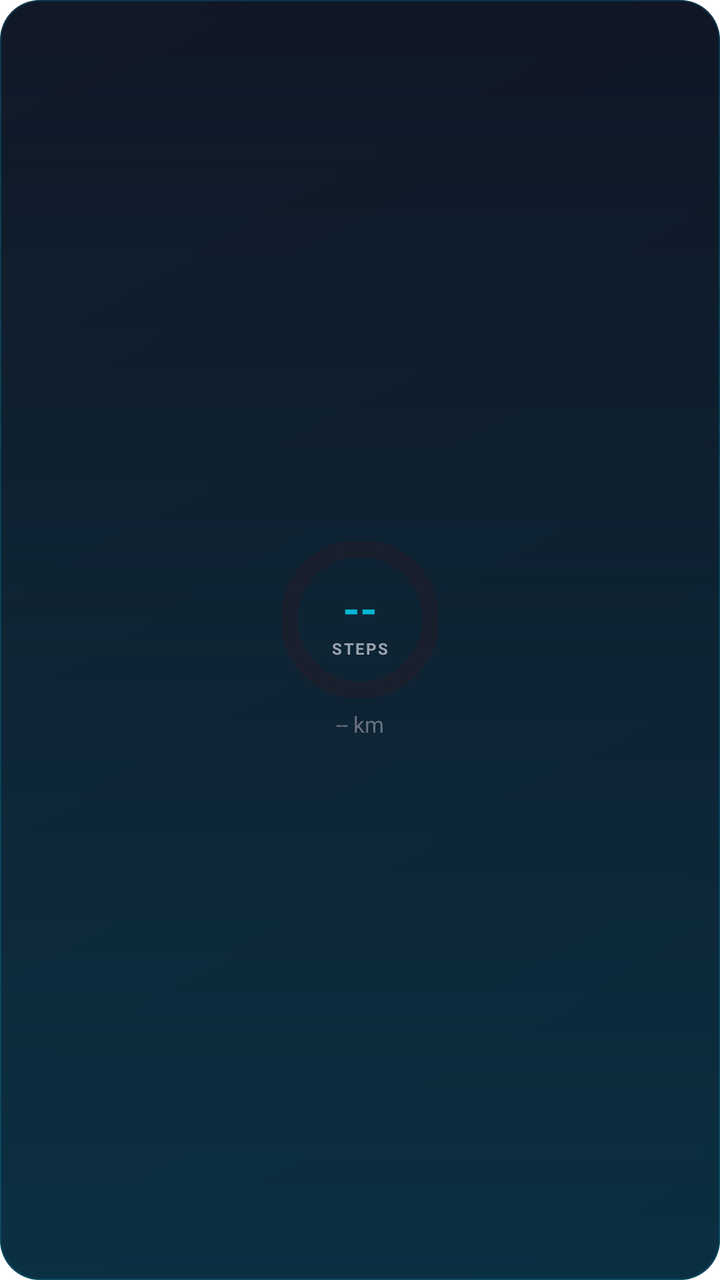
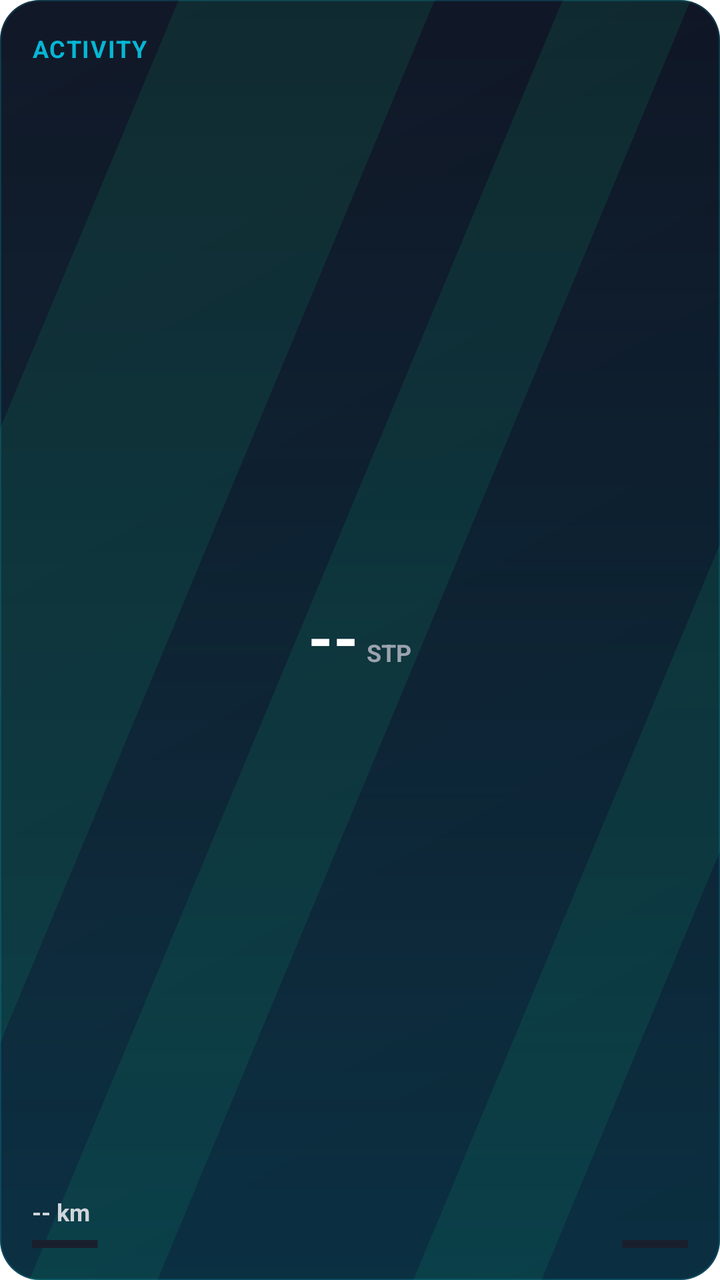

Before-and-after screenshots of an Android layout around one commit, followed by the original layout XML and the change that was made.
<!-- AndroidManifest.xml: fallback theme Theme.MaterialComponents.DayNight.NoActionBar -->
<!-- res/layout/widget_steps.xml -->
<?xml version="1.0" encoding="utf-8"?>
<FrameLayout xmlns:android="http://schemas.android.com/apk/res/android"
    android:id="@+id/widget_root"
    android:layout_width="match_parent"
    android:layout_height="match_parent"
    android:background="@drawable/widget_bg_activity"
    android:padding="16dp">

    <LinearLayout
        android:layout_width="wrap_content"
        android:layout_height="wrap_content"
        android:layout_gravity="center"
        android:gravity="center_horizontal"
        android:orientation="vertical">

        <FrameLayout
            android:layout_width="78dp"
            android:layout_height="78dp">

            <ProgressBar
                android:id="@+id/steps_progress"
                style="?android:attr/progressBarStyleHorizontal"
                android:layout_width="78dp"
                android:layout_height="78dp"
                android:indeterminate="false"
                android:max="10000"
                android:progress="0"
                android:progressDrawable="@drawable/widget_circular_progress_steps" />

            <LinearLayout
                android:layout_width="match_parent"
                android:layout_height="match_parent"
                android:gravity="center"
                android:orientation="vertical">

                <TextView
                    android:id="@+id/widget_steps_count"
                    android:layout_width="wrap_content"
                    android:layout_height="wrap_content"
                    android:text="--"
                    android:textColor="#06B6D4"
                    android:textSize="22sp"
                    android:textStyle="bold" />

                <TextView
                    android:layout_width="wrap_content"
                    android:layout_height="wrap_content"
                    android:text="STEPS"
                    android:textAllCaps="true"
                    android:textColor="#9CA3AF"
                    android:textSize="8sp"
                    android:textStyle="bold"
                    android:letterSpacing="0.1" />

            </LinearLayout>

        </FrameLayout>

        <TextView
            android:id="@+id/widget_steps_distance"
            android:layout_width="wrap_content"
            android:layout_height="wrap_content"
            android:layout_marginTop="6dp"
            android:text="-- km"
            android:textColor="#6B7280"
            android:textSize="11sp" />

    </LinearLayout>

</FrameLayout>
<!-- resources referenced by this layout -->
<resources>
  <!-- drawable widget_bg_activity (drawable) -->
  <?xml version="1.0" encoding="utf-8"?>
  <layer-list xmlns:android="http://schemas.android.com/apk/res/android">
  
      
      <item>
          <shape android:shape="rectangle">
              <gradient
                  android:startColor="#0B1120"
                  android:endColor="#111827"
                  android:angle="135"
                  android:type="linear" />
              <corners android:radius="20dp" />
          </shape>
      </item>
  
      
      <item>
          <shape android:shape="rectangle">
              <gradient
                  android:startColor="#2E06B6D4"
                  android:endColor="#00000000"
                  android:angle="90"
                  android:type="linear" />
              <corners android:radius="20dp" />
          </shape>
      </item>
  
      
      <item>
          <shape android:shape="rectangle">
              <stroke
                  android:width="0.5dp"
                  android:color="#3306B6D4" />
              <corners android:radius="20dp" />
              <solid android:color="@android:color/transparent" />
          </shape>
      </item>
  
  </layer-list>
  <!-- drawable widget_circular_progress_steps (drawable) -->
  <?xml version="1.0" encoding="utf-8"?>
  <layer-list xmlns:android="http://schemas.android.com/apk/res/android">
  
      
      <item>
          <shape
              android:shape="ring"
              android:innerRadiusRatio="2.5"
              android:thicknessRatio="9"
              android:useLevel="false">
              <solid android:color="#1A1F2E" />
          </shape>
      </item>
  
      
      <item>
          <rotate
              android:fromDegrees="270"
              android:toDegrees="270"
              android:pivotX="50%"
              android:pivotY="50%">
              <shape
                  android:shape="ring"
                  android:innerRadiusRatio="2.5"
                  android:thicknessRatio="9"
                  android:useLevel="true">
                  <solid android:color="#06B6D4" />
              </shape>
          </rotate>
      </item>
  
  </layer-list>
</resources>

<!-- the commit's change to res/layout/widget_steps.xml (unified diff, before → after) -->
@@ -3,68 +3,87 @@
     android:id="@+id/widget_root"
     android:layout_width="match_parent"
     android:layout_height="match_parent"
-    android:background="@drawable/widget_bg_activity"
-    android:padding="16dp">
+    android:background="@drawable/widget_bg_activity">
 
-    <LinearLayout
-        android:layout_width="wrap_content"
-        android:layout_height="wrap_content"
-        android:layout_gravity="center"
-        android:gravity="center_horizontal"
-        android:orientation="vertical">
+    <ImageView
+        android:layout_width="match_parent"
+        android:layout_height="match_parent"
+        android:src="@drawable/vector_activity_bg"
+        android:scaleType="centerCrop" />
 
-        <FrameLayout
-            android:layout_width="78dp"
-            android:layout_height="78dp">
+    <RelativeLayout
+        android:layout_width="match_parent"
+        android:layout_height="match_parent"
+        android:padding="16dp">
 
-            <ProgressBar
-                android:id="@+id/steps_progress"
-                style="?android:attr/progressBarStyleHorizontal"
-                android:layout_width="78dp"
-                android:layout_height="78dp"
-                android:indeterminate="false"
-                android:max="10000"
-                android:progress="0"
-                android:progressDrawable="@drawable/widget_circular_progress_steps" />
+        <TextView
+            android:layout_width="wrap_content"
+            android:layout_height="wrap_content"
+            android:layout_alignParentTop="true"
+            android:layout_alignParentStart="true"
+            android:text="ACTIVITY"
+            android:textColor="#06B6D4"
+            android:textSize="12sp"
+            android:textStyle="bold"
+            android:letterSpacing="0.05" />
+
+        <LinearLayout
+            android:layout_width="wrap_content"
+            android:layout_height="wrap_content"
+            android:layout_centerInParent="true"
+            android:orientation="vertical"
+            android:gravity="center">
 
             <LinearLayout
-                android:layout_width="match_parent"
-                android:layout_height="match_parent"
-                android:gravity="center"
-                android:orientation="vertical">
-
+                android:layout_width="wrap_content"
+                android:layout_height="wrap_content"
+                android:orientation="horizontal"
+                android:gravity="bottom">
                 <TextView
                     android:id="@+id/widget_steps_count"
                     android:layout_width="wrap_content"
                     android:layout_height="wrap_content"
                     android:text="--"
-                    android:textColor="#06B6D4"
-                    android:textSize="22sp"
-                    android:textStyle="bold" />
-
+                    android:textColor="#FFFFFF"
+                    android:textSize="32sp"
+                    android:textStyle="bold"
+                    android:includeFontPadding="false" />
                 <TextView
                     android:layout_width="wrap_content"
                     android:layout_height="wrap_content"
-                    android:text="STEPS"
-                    android:textAllCaps="true"
+                    android:layout_marginStart="4dp"
+                    android:text="STP"
                     android:textColor="#9CA3AF"
-                    android:textSize="8sp"
-                    android:textStyle="bold"
-                    android:letterSpacing="0.1" />
+                    android:textSize="12sp"
+                    android:textStyle="bold" />
+            </LinearLayout>
+        </LinearLayout>
 
-            </LinearLayout>
+        <LinearLayout
+            android:layout_width="match_parent"
+            android:layout_height="wrap_content"
+            android:layout_alignParentBottom="true"
+            android:orientation="vertical">
 
-        </FrameLayout>
+            <TextView
+                android:id="@+id/widget_steps_distance"
+                android:layout_width="wrap_content"
+                android:layout_height="wrap_content"
+                android:text="-- km"
+                android:textColor="#D1D5DB"
+                android:textSize="12sp"
+                android:textStyle="bold"
+                android:layout_marginBottom="6dp" />
 
-        <TextView
-            android:id="@+id/widget_steps_distance"
-            android:layout_width="wrap_content"
-            android:layout_height="wrap_content"
-            android:layout_marginTop="6dp"
-            android:text="-- km"
-            android:textColor="#6B7280"
-            android:textSize="11sp" />
-
-    </LinearLayout>
-
+            <ProgressBar
+                android:id="@+id/steps_progress"
+                style="?android:attr/progressBarStyleHorizontal"
+                android:layout_width="match_parent"
+                android:layout_height="4dp"
+                android:indeterminate="false"
+                android:max="10000"
+                android:progress="0"
+                android:progressDrawable="@drawable/widget_circular_progress_steps" />
+        </LinearLayout>
+    </RelativeLayout>
 </FrameLayout>
<!-- resource entries referenced after the edit -->
@@ -1,5 +1,23 @@
 <!-- resources referenced by this layout -->
 <resources>
+  <!-- drawable vector_activity_bg (drawable) -->
+  <vector xmlns:android="http://schemas.android.com/apk/res/android"
+      android:width="200dp"
+      android:height="200dp"
+      android:viewportWidth="200"
+      android:viewportHeight="200"
+      android:alpha="0.12">
+      
+      <path
+          android:fillColor="#10B981"
+          android:pathData="M -20,220 L 80,-20 L 120,-20 L 20,220 Z" />
+      <path
+          android:fillColor="#10B981"
+          android:pathData="M 40,220 L 140,-20 L 160,-20 L 60,220 Z" />
+      <path
+          android:fillColor="#10B981"
+          android:pathData="M 100,220 L 200,-20 L 220,-20 L 120,220 Z" />
+  </vector>
   <!-- drawable widget_bg_activity (drawable) -->
   <?xml version="1.0" encoding="utf-8"?>
   <layer-list xmlns:android="http://schemas.android.com/apk/res/android">
